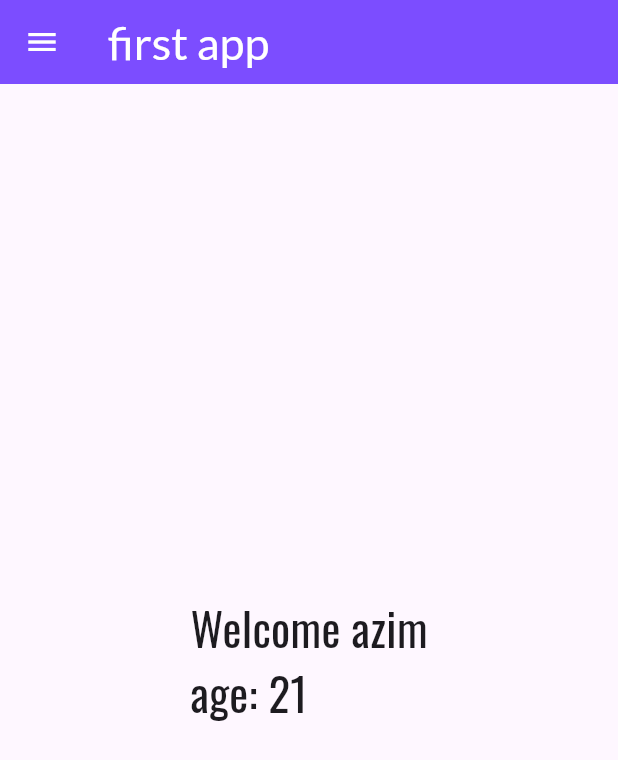
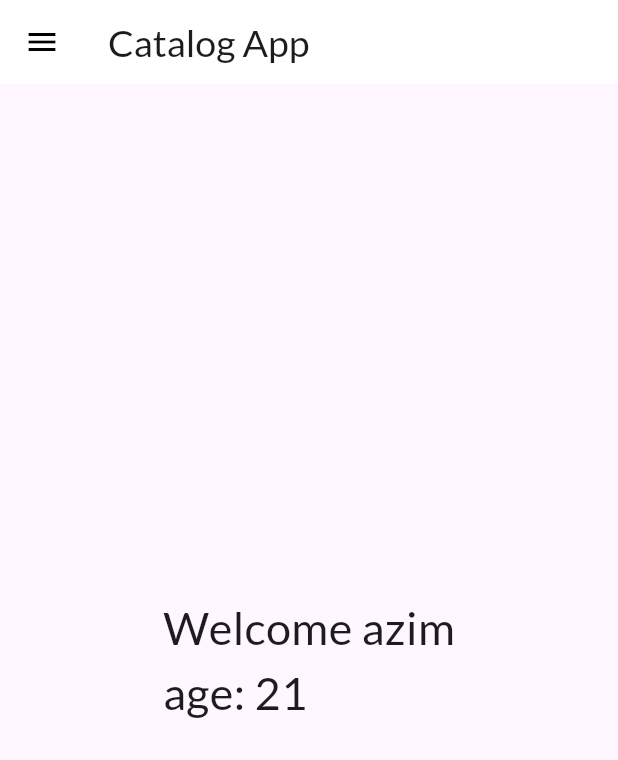
Before and after one commit to mdazim764/Flutter-Tutorial-Codepur1, a Flutter app: the screen it shows after launch, on a phone screen of 412 x 824 dp. Shown: the top 760 px of the screen. Run offline on Flutter 3.47's test engine with Material 3 defaults, Android fonts, the phone set to English and light mode, and no system bars; our stand-ins replace google_fonts.

Commit message:
day10 Theme organized

```diff
--- a/lib/main.dart
+++ b/lib/main.dart
@@ -1,6 +1,7 @@
 import 'package:flutter/material.dart';
 import 'package:google_fonts/google_fonts.dart';
 import 'package:untitled2/utils/myroutes.dart';
+import 'package:untitled2/widgets/MyThemes.dart';
 
 import 'pages/home_page.dart';
 import 'pages/login_page.dart';
@@ -14,19 +15,11 @@ void main() {
 class MyApp extends StatelessWidget {
 
   Widget build(BuildContext context) {
-    final textTheme = Theme.of(context).textTheme;
     return MaterialApp(
       // home: HomePage(),
       themeMode: ThemeMode.light,
-      theme: ThemeData(primarySwatch: Colors.purple,
-      // fontFamily: GoogleFonts.lato().fontFamily,
-        textTheme: GoogleFonts.latoTextTheme(textTheme).copyWith(
-          bodyMedium: GoogleFonts.oswald(textStyle: textTheme.bodyMedium),
-        ),
-      ),
-      darkTheme: ThemeData(
-        brightness: Brightness.light,
-          primarySwatch: Colors.red),
+      theme: MyThemes.lightTheme(context),
+      darkTheme: MyThemes.darkTheme(context),
       debugShowCheckedModeBanner: false,
       // it changed the default activity (page) 'initial means first'
       initialRoute: "/home",
--- a/lib/pages/home_page.dart
+++ b/lib/pages/home_page.dart
@@ -13,11 +13,10 @@ class HomePage extends StatelessWidget {
       appBar: AppBar(
 
         title: const Text(
-          "first app",
-          style: TextStyle(fontSize: 30,color: Colors.white),
+          "Catalog App",
+          style: TextStyle(fontSize: 25,),
         ),
-        backgroundColor: Colors.deepPurpleAccent,
-        foregroundColor: Colors.white,
+
       ),
       body: Center(
         child: Text(
--- a/lib/pages/login_page.dart
+++ b/lib/pages/login_page.dart
@@ -1,6 +1,8 @@
 import 'package:flutter/material.dart';
 import 'package:google_fonts/google_fonts.dart';
 import 'package:untitled2/utils/myroutes.dart';
+
+import '../widgets/MyThemes.dart';
 
 class LoginPage extends StatefulWidget {
   const LoginPage({super.key});
@@ -31,16 +33,13 @@ class _LoginPageState extends State<LoginPage> {
   Widget build(BuildContext context) {
     final textTheme = Theme.of(context).textTheme;
     return MaterialApp(
-        theme: ThemeData(primarySwatch: Colors.purple,
-          // fontFamily: GoogleFonts.lato().fontFamily,
-          textTheme: GoogleFonts.latoTextTheme(textTheme).copyWith(
-            bodyMedium: GoogleFonts.oswald(textStyle: textTheme.bodyMedium),
-          ),
-        ),
+      themeMode: ThemeMode.light,
+      theme: MyThemes.lightTheme(context),
+      darkTheme: MyThemes.darkTheme(context),
         home: Scaffold(
           appBar: AppBar(
-            backgroundColor: Colors.deepPurpleAccent,
-            title: const Text('Login Page',style: TextStyle(color: Colors.white),),
+
+            title: const Text('Login Page'),
           ),
           body: SingleChildScrollView(
             // Ensures scrolling if content overflows
--- /dev/null
+++ b/lib/widgets/MyThemes.dart
@@ -0,0 +1,25 @@
+import 'package:flutter/material.dart';
+import 'package:google_fonts/google_fonts.dart';
+
+class MyThemes {
+  static ThemeData lightTheme(BuildContext context) => ThemeData(
+    textTheme: GoogleFonts.latoTextTheme(), // Use Google Fonts for text theme
+    fontFamily: GoogleFonts.lato().fontFamily, // Set font family for the theme
+    appBarTheme: AppBarTheme(
+      color: Colors.white,
+      elevation: 0.0,
+      iconTheme: IconThemeData(color: Colors.black),
+    ),
+  );
+
+  static ThemeData darkTheme(BuildContext context) => ThemeData(
+    brightness: Brightness.dark,
+    textTheme: GoogleFonts.latoTextTheme(Theme.of(context).textTheme), // Override text theme with Google Fonts
+    fontFamily: GoogleFonts.lato().fontFamily, // Set font family for the theme
+    appBarTheme: AppBarTheme(
+      color: Colors.black,
+      elevation: 0.0,
+      iconTheme: IconThemeData(color: Colors.white),
+    ),
+  );
+}
```
